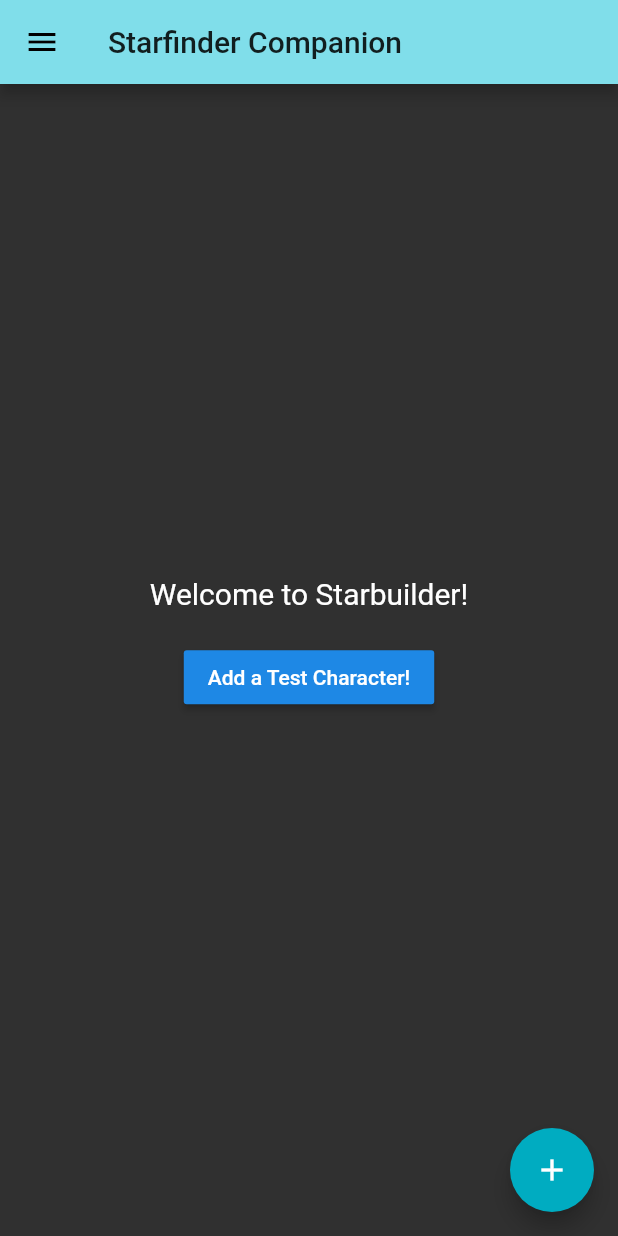
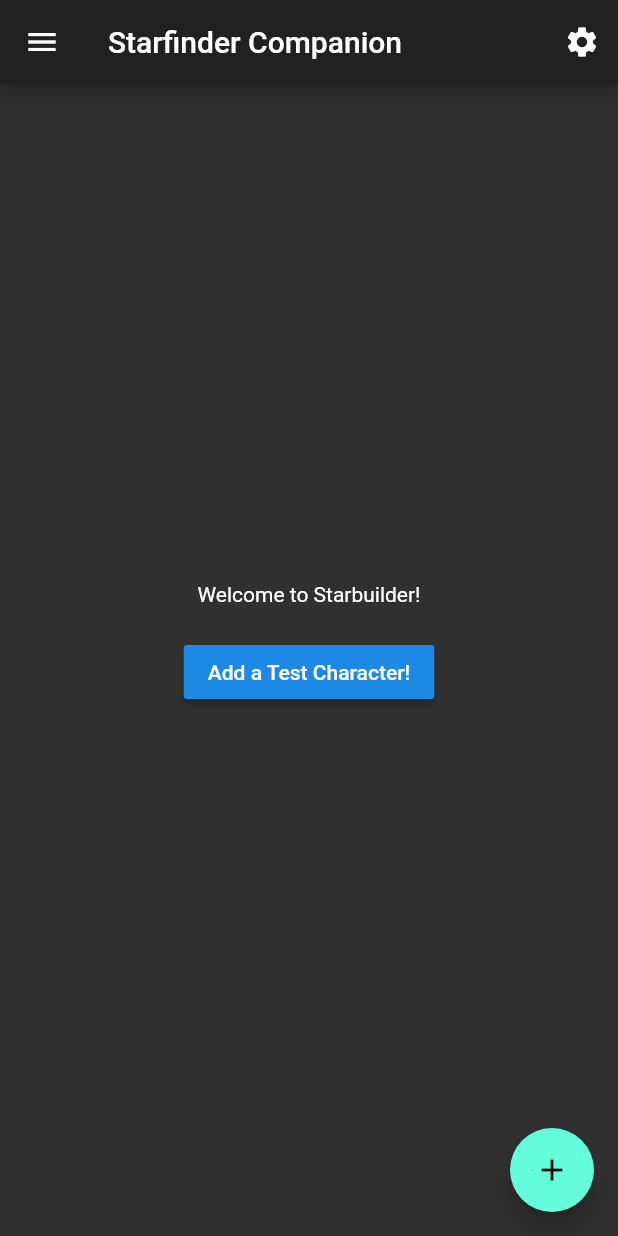
Before and after one commit to DylanHobbs/Starfinder-Companion, a Flutter app: the screen it shows after launch, on a phone screen of 412 x 824 dp. Run offline on Flutter 3.47's test engine with Material 2 defaults, Android fonts, the phone set to English and light mode, and no system bars; our stand-ins replace rxdart, sqflite; missing offline and left inert: pigment; accounts and stored records are empty; Roboto replaces fonts that are missing (Hind, Montserrat).

Commit message:
Sexy dynamic theming. It's not persistant yet, will probably need some that settings package afterall to just keep a value to update inital data with it.

```diff
--- a/lib/main.dart
+++ b/lib/main.dart
@@ -1,91 +1,48 @@
 // Packages
+import 'package:Starbuilder/theme/themes.dart';
 import 'package:flutter/material.dart';
-import 'dart:math';
 
 // User defined classes
-import 'package:Starbuilder/views/characterCreator/ToonCreator.dart';
-import 'package:Starbuilder/database/CharacterBloc.dart';
-import 'package:Starbuilder/models/toon.dart';
-import 'package:Starbuilder/views/characterListView/characterListView.dart';
+import 'package:Starbuilder/views/home.dart';
+
 
 /*
   Main function.
   Overall themes are defined here as well as starting point and material
   widgets. (navigation, app bar ect)
 */
-void main() {
-  runApp(new MaterialApp(
-      title: "Statfinder Companion",
-      theme: ThemeData(
-        brightness: Brightness.dark,
-        primaryColor: Colors.cyan[200],
-        accentColor: Colors.cyan[600],
-        fontFamily: 'Montserrat',
-        textTheme: TextTheme(
-          headline: TextStyle(fontSize: 72.0, fontWeight: FontWeight.bold),
-          title: TextStyle(fontSize: 36.0, fontStyle: FontStyle.italic),
-          body1: TextStyle(fontSize: 20.0, fontFamily: 'Hind'),
-        ),
-      ),
-      home: HomePage()));
+void main() => runApp(Starbuilder());
+
+/*
+  Starbuilder has been extrapolated to here to maintain the dynamic theme data
+*/
+class Starbuilder extends StatefulWidget {
+  @override
+  _StarbuilderState createState() => _StarbuilderState();
 }
 
-class HomePage extends StatefulWidget {
+class _StarbuilderState extends State<Starbuilder> {
+  ThemeBloc _themeBloc;
   @override
-  HomePageState createState() {
-    return new HomePageState();
-  }
-}
-
-class HomePageState extends State<HomePage> {
-  final bloc = CharacterBloc();
-
-  @override
-  void dispose() {
-    bloc.dispose();
-    super.dispose();
+  void initState() {
+    super.initState();
+    _themeBloc = ThemeBloc();
   }
 
   @override
   Widget build(BuildContext context) {
-    return Scaffold(
-      appBar: AppBar(
-        title: Text('Starfinder Companion'),
-      ),
-      drawer: Drawer(child: ToonList()),
-      floatingActionButton: FloatingActionButton(
-        onPressed: () {
-          Navigator.push(
-              context, MaterialPageRoute(builder: (context) => ToonCreation()));
-        },
-        child: Icon(Icons.add),
-      ),
-      body: new Material(
-          child: Center(
-        child: new Column(
-            mainAxisAlignment: MainAxisAlignment.center,
-            children: <Widget>[
-              Flexible(
-                child: Text("Welcome to Starbuilder!"),
-              ),
-              Padding(
-                padding: EdgeInsets.all(20.0),
-                child: RaisedButton(
-                    onPressed: () {
-                      var rng = new Random();
-                      Character rnd = Character.fromJson({
-                        "id": rng.nextInt(150),
-                        "name": "Test",
-                        "klass": "Boomer",
-                        "level": 5,
-                        "race": "Baller"
-                      });
-                      bloc.add(rnd);
-                    },
-                    child: new Text("Add a Test Character!")),
-              )
-            ]),
-      )),
+    return StreamBuilder<ThemeData>(
+      stream: _themeBloc.themeDataStream,
+      initialData: _themeBloc.defaultTheme().data,
+      builder: (BuildContext context, AsyncSnapshot<ThemeData> snapshot){
+        return MaterialApp(
+          title: "Boomfa Rugby",
+          theme: snapshot.data,
+          home: HomePage(
+            themeBloc: _themeBloc,
+          ),
+        );
+      },
     );
   }
 }
--- /dev/null
+++ b/lib/theme/themes.dart
@@ -0,0 +1,47 @@
+import 'package:flutter/material.dart';
+import 'package:rxdart/rxdart.dart';
+import 'package:pigment/pigment.dart';
+
+class StarbuilderTheme{
+  final String name;
+  final ThemeData data;
+
+  const StarbuilderTheme(this.name, this.data);
+}
+
+class ThemeBloc {
+  final Stream<ThemeData> themeDataStream;
+  final Sink<StarbuilderTheme> selectedTheme;
+
+  factory ThemeBloc(){
+    final selectedTheme = PublishSubject<StarbuilderTheme>();
+    final themeDataStream = selectedTheme
+      .distinct()
+      .map((theme) => theme.data);
+    return ThemeBloc._(themeDataStream, selectedTheme);
+  }
+
+  const ThemeBloc._(this.themeDataStream, this.selectedTheme);
+
+  StarbuilderTheme defaultTheme(){
+    return StarbuilderTheme(
+      'default',
+      ThemeData(
+        brightness: Brightness.dark,
+        primaryColor: Pigment.fromString("0A4859"),
+        accentColor: Pigment.fromString("F3C577"),
+        primaryColorDark: Pigment.fromString("0A2A30"),
+        primaryColorLight: Pigment.fromString("0A4859"),
+        buttonColor: Pigment.fromString("CF0A2C"),
+
+        fontFamily: 'Montserrat',
+        textTheme: TextTheme(
+          headline: TextStyle(fontSize: 72.0, fontWeight: FontWeight.bold),
+          title: TextStyle(fontSize: 36.0, fontStyle: FontStyle.italic),
+          body1: TextStyle(fontSize: 14.0, fontFamily: 'Hind'),
+        ),
+      )
+    );
+  }
+
+}
--- a/lib/views/characterCreator/ToonCreator.dart
+++ b/lib/views/characterCreator/ToonCreator.dart
@@ -1,9 +1,12 @@
+import 'package:Starbuilder/models/toon.dart';
 import 'package:flutter/material.dart';
 import 'package:Starbuilder/views/characterCreator/steps/characterOverview.dart';
 import 'package:Starbuilder/views/characterCreator/steps/statsAllocator.dart';
 
 class ToonCreationState extends State<ToonCreation> {
   int currentStep = 0;
+  GlobalKey<FormState> _formKey = new GlobalKey<FormState>();
+  static Character myToon;
 
   List<Step> steps = [
     new Step(
@@ -34,6 +37,7 @@ class ToonCreationState extends State<ToonCreation> {
         ),
         body: Container(
           child: new Form(
+            key: _formKey,
             child: new Stepper(
               currentStep: this.currentStep,
               // List the steps you would like to have
@@ -88,10 +92,12 @@ class ToonCreationState extends State<ToonCreation> {
                     RaisedButton(
                       onPressed: onStepCancel,
                       child: const Text("Back"),
+                      shape: StadiumBorder(),
                     ),
                     RaisedButton(
                       onPressed: onStepContinue,
                       child: const Text("Next"),
+                      shape: StadiumBorder(),
                     ),
                   ],
                 );
--- /dev/null
+++ b/lib/views/home.dart
@@ -0,0 +1,90 @@
+import 'dart:math';
+
+import 'package:Starbuilder/database/CharacterBloc.dart';
+import 'package:Starbuilder/models/toon.dart';
+import 'package:Starbuilder/theme/theme_selector.dart';
+import 'package:Starbuilder/theme/themes.dart';
+import 'package:Starbuilder/views/characterCreator/ToonCreator.dart';
+import 'package:Starbuilder/views/characterListView/characterListView.dart';
+import 'package:flutter/material.dart';
+
+class HomePage extends StatefulWidget {
+
+  final ThemeBloc themeBloc;
+  const HomePage({Key key, this.themeBloc}) : super(key: key);
+
+  @override
+  HomePageState createState() {
+    return new HomePageState(themeBloc);
+  }
+}
+
+class HomePageState extends State<HomePage> {
+  final bloc = CharacterBloc();
+  final themeBloc;
+  HomePageState(this.themeBloc);
+
+  @override
+  void dispose() {
+    bloc.dispose();
+    super.dispose();
+  }
+
+  @override
+  Widget build(BuildContext context) {
+    return Scaffold(
+      appBar: AppBar(
+        title: Text('Starfinder Companion'),
+        actions: <Widget>[
+              IconButton(
+                icon: Icon(
+                  Icons.settings,
+                ),
+                tooltip: 'Theme selector',
+                onPressed: () {
+                  Navigator.of(context).push(MaterialPageRoute(
+                      builder: (context) => ThemeSelectorPage(
+                            themeBloc: this.themeBloc,
+                      )
+                  ));
+                },
+              ),
+            ],
+      ),
+      drawer: Drawer(child: ToonList()),
+      floatingActionButton: FloatingActionButton(
+        onPressed: () {
+          Navigator.push(
+              context, MaterialPageRoute(builder: (context) => ToonCreation()));
+        },
+        child: Icon(Icons.add),
+      ),
+      body: new Material(
+          child: Center(
+        child: new Column(
+            mainAxisAlignment: MainAxisAlignment.center,
+            children: <Widget>[
+              Flexible(
+                child: Text("Welcome to Starbuilder!"),
+              ),
+              Padding(
+                padding: EdgeInsets.all(20.0),
+                child: RaisedButton(
+                    onPressed: () {
+                      var rng = new Random();
+                      Character rnd = Character.fromJson({
+                        "id": rng.nextInt(150),
+                        "name": "Test",
+                        "klass": "Boomer",
+                        "level": 5,
+                        "race": "Baller"
+                      });
+                      bloc.add(rnd);
+                    },
+                    child: new Text("Add a Test Character!")),
+              )
+            ]),
+      )),
+    );
+  }
+}
--- a/pubspec.yaml
+++ b/pubspec.yaml
@@ -10,6 +10,8 @@ dependencies:
   path_provider: ^0.4.1
   sqflite: any
   provider: any
+  pigment: any
+  rxdart: any
   flutter:
     sdk: flutter
 
```
Also changed, not shown: lib/theme/theme_list.dart (added, +188 -0 lines), lib/theme/theme_selector.dart (added, +26 -0 lines), lib/views/characterListView/characterListView.dart (+0 -11 lines).
